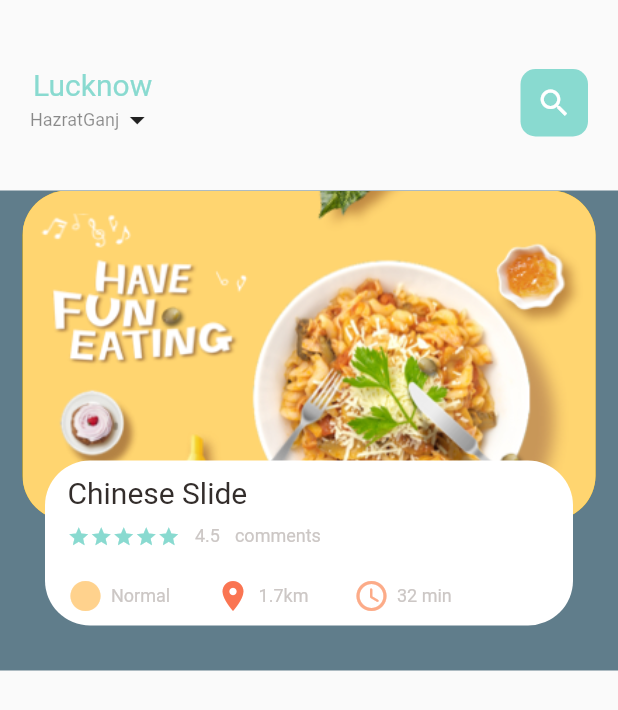
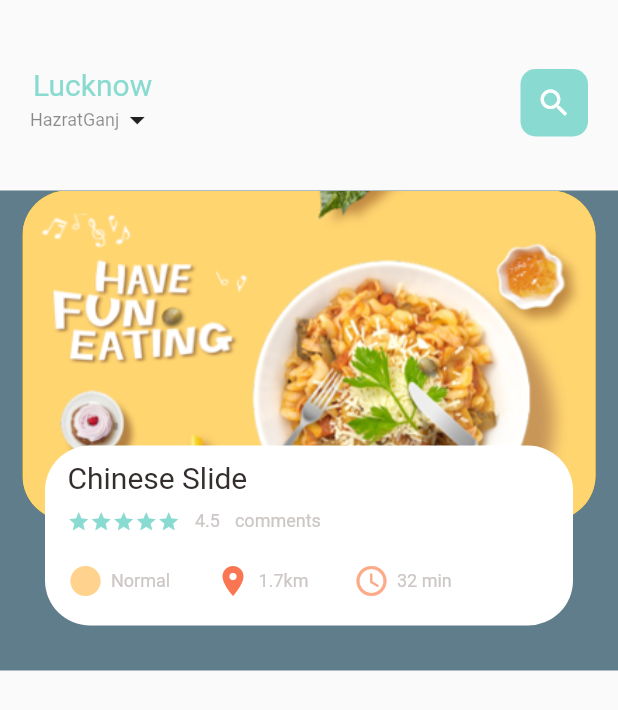
Before and after one commit to Shadabdullah/food, a Flutter app: the screen it shows after launch, on a phone screen of 412 x 824 dp. Shown: the top 710 px of the screen. Run offline on Flutter 3.47's test engine with Material 2 defaults, Android fonts, the light colour scheme and no system bars.

Commit message:
Scaling Removed completly

```diff
--- a/foodbase/lib/home/food_page_body.dart
+++ b/foodbase/lib/home/food_page_body.dart
@@ -14,26 +14,6 @@ class FoodPageBody extends StatefulWidget {
 class _FoodPageBodyState extends State<FoodPageBody> {
   PageController pageController = PageController(viewportFraction: 0.85);
 
-  var _crrentPateValue = 0.0;
-  double _scaleFactor = 0.8;
-
-  @override
-  void initState() {
-    super.initState();
-    pageController.addListener(() {
-      setState(() {
-        _crrentPateValue = pageController.page!;
-      });
-    });
-  }
-
-  @override
-  void dispose() {
-    super.dispose();
-
-    pageController.dispose();
-  }
-
   @override
   Widget build(BuildContext context) {
     return Container(
@@ -48,20 +28,7 @@ class _FoodPageBodyState extends State<FoodPageBody> {
   }
 
   Widget _buildPageItem(int position) {
-    Matrix4 matrix4 = Matrix4.identity();
-
-    if (position == _crrentPateValue.floor()) {
-      var currScale = 1 - (_crrentPateValue - position) * (1 - _scaleFactor);
-      matrix4 = Matrix4.diagonal3Values(1, currScale, 1);
-    } else if (position == _crrentPateValue.floor() + 1) {
-      var currScale =
-          _scaleFactor + (_crrentPateValue - position + 1) * (1 - _scaleFactor);
-          matrix4 = Matrix4.diagonal3Values(1, currScale, 1);
-    }
-
-    return Transform(
-      transform: matrix4,
-      child: Stack(
+    return Stack(
       children: [
         Container(
             height: 220,
@@ -75,7 +42,7 @@ class _FoodPageBodyState extends State<FoodPageBody> {
         Align(
           alignment: Alignment.bottomCenter,
           child: Container(
-              height: 110,
+            height: 120,
             margin: const EdgeInsets.only(left: 30, right: 30, bottom: 30),
             decoration: BoxDecoration(
               borderRadius: BorderRadius.circular(30),
@@ -136,7 +103,6 @@ class _FoodPageBodyState extends State<FoodPageBody> {
           ),
         )
       ],
-      ),
     );
   }
 }
```
Lines whose indentation alone changed are shown as unchanged.
